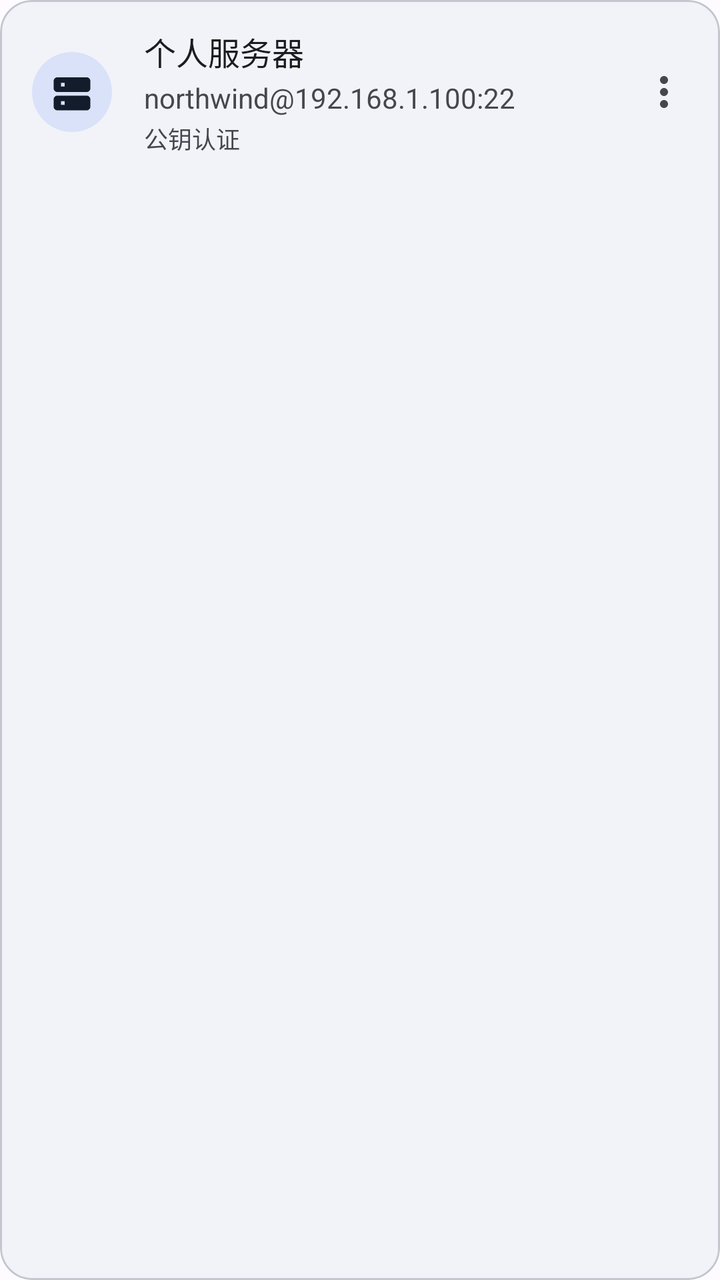
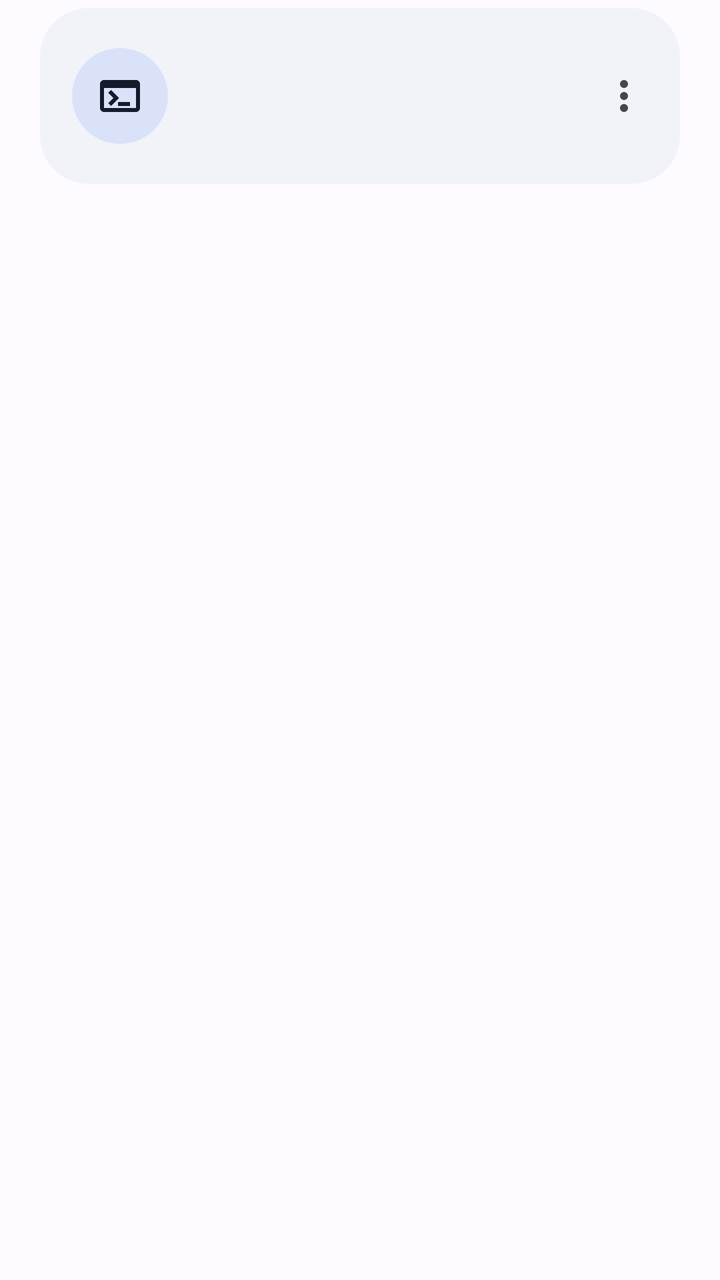

Compare the two renders of this Android layout. The source of the first and the diff that turns it into the second are given below.
<!-- AndroidManifest.xml: application theme AppTheme -->
<!-- res/layout/item_host_card.xml -->
<?xml version="1.0" encoding="utf-8"?>
<com.google.android.material.card.MaterialCardView
    xmlns:android="http://schemas.android.com/apk/res/android"
    xmlns:app="http://schemas.android.com/apk/res-auto"
    android:id="@+id/card_host"
    android:layout_width="match_parent"
    android:layout_height="wrap_content"
    android:layout_marginStart="16dp"
    android:layout_marginTop="4dp"
    android:layout_marginEnd="16dp"
    android:layout_marginBottom="4dp"
    android:clickable="true"
    android:focusable="true"
    app:cardBackgroundColor="?attr/colorSurfaceContainer"
    app:cardCornerRadius="16dp"
    app:cardElevation="0dp"
    app:rippleColor="?attr/colorPrimary">

    <LinearLayout
        android:layout_width="match_parent"
        android:layout_height="wrap_content"
        android:gravity="center_vertical"
        android:orientation="horizontal"
        android:paddingStart="16dp"
        android:paddingTop="14dp"
        android:paddingEnd="8dp"
        android:paddingBottom="14dp">

        
        <FrameLayout
            android:layout_width="40dp"
            android:layout_height="40dp"
            android:background="@drawable/bg_avatar_host">

            <ImageView
                android:layout_width="22dp"
                android:layout_height="22dp"
                android:layout_gravity="center"
                android:contentDescription="@null"
                android:src="@drawable/ic_server"
                app:tint="?attr/colorOnSecondaryContainer" />
        </FrameLayout>

        
        <LinearLayout
            android:layout_width="0dp"
            android:layout_height="wrap_content"
            android:layout_marginStart="16dp"
            android:layout_weight="1"
            android:orientation="vertical">

            <TextView
                android:id="@+id/tv_host_title"
                android:layout_width="wrap_content"
                android:layout_height="wrap_content"
                android:ellipsize="end"
                android:fontFamily="sans-serif-medium"
                android:singleLine="true"
                android:text="个人服务器"
                android:textColor="?attr/colorOnSurface"
                android:textSize="16sp" />

            <TextView
                android:id="@+id/tv_host_endpoint"
                android:layout_width="wrap_content"
                android:layout_height="wrap_content"
                android:layout_marginTop="2dp"
                android:ellipsize="end"
                android:singleLine="true"
                android:text="northwind@192.168.1.100:22"
                android:textColor="?attr/colorOnSurfaceVariant"
                android:textSize="14sp" />

            <TextView
                android:id="@+id/tv_host_meta"
                android:layout_width="wrap_content"
                android:layout_height="wrap_content"
                android:layout_marginTop="2dp"
                android:ellipsize="end"
                android:singleLine="true"
                android:text="公钥认证"
                android:textColor="?attr/colorOnSurfaceVariant"
                android:textSize="12sp" />
        </LinearLayout>

        <ImageButton
            android:id="@+id/btn_host_more"
            android:layout_width="40dp"
            android:layout_height="40dp"
            android:background="?attr/selectableItemBackgroundBorderless"
            android:contentDescription="操作选项"
            android:padding="8dp"
            android:src="@drawable/ic_more_vert"
            app:tint="?attr/colorOnSurfaceVariant" />
    </LinearLayout>

</com.google.android.material.card.MaterialCardView>
<!-- resources referenced by this layout -->
<resources>
  <!-- drawable ic_server (drawable) -->
  <vector xmlns:android="http://schemas.android.com/apk/res/android"
      android:width="24dp"
      android:height="24dp"
      android:viewportWidth="24"
      android:viewportHeight="24">
      <path
          android:fillColor="@color/md_theme_primary"
          android:pathData="M4,4h16c1.1,0 2,0.9 2,2v4c0,1.1 -0.9,2 -2,2H4c-1.1,0 -2,-0.9 -2,-2V6c0,-1.1 0.9,-2 2,-2zM4,14h16c1.1,0 2,0.9 2,2v4c0,1.1 -0.9,2 -2,2H4c-1.1,0 -2,-0.9 -2,-2v-4c0,-1.1 0.9,-2 2,-2zM6,9h2V7H6v2zM6,19h2v-2H6v2z" />
  </vector>
  <style name="AppTheme" parent="Theme.Material3.DayNight.NoActionBar">
          <item name="colorPrimary">@color/md_theme_primary</item>
          <item name="colorOnPrimary">@color/md_theme_onPrimary</item>
          <item name="colorPrimaryContainer">@color/md_theme_primaryContainer</item>
          <item name="colorOnPrimaryContainer">@color/md_theme_onPrimaryContainer</item>
  
          <item name="colorSecondary">@color/md_theme_secondary</item>
          <item name="colorOnSecondary">@color/md_theme_onSecondary</item>
          <item name="colorSecondaryContainer">@color/md_theme_secondaryContainer</item>
          <item name="colorOnSecondaryContainer">@color/md_theme_onSecondaryContainer</item>
  
          <item name="colorTertiary">@color/md_theme_tertiary</item>
          <item name="colorOnTertiary">@color/md_theme_onTertiary</item>
          <item name="colorTertiaryContainer">@color/md_theme_tertiaryContainer</item>
          <item name="colorOnTertiaryContainer">@color/md_theme_onTertiaryContainer</item>
  
          <item name="colorError">@color/md_theme_error</item>
          <item name="colorOnError">@color/md_theme_onError</item>
          <item name="colorErrorContainer">@color/md_theme_errorContainer</item>
          <item name="colorOnErrorContainer">@color/md_theme_onErrorContainer</item>
  
          <item name="colorSurface">@color/md_theme_surface</item>
          <item name="colorOnSurface">@color/md_theme_onSurface</item>
          <item name="colorSurfaceVariant">@color/md_theme_surfaceVariant</item>
          <item name="colorOnSurfaceVariant">@color/md_theme_onSurfaceVariant</item>
          <item name="colorSurfaceContainerLowest">@color/md_theme_surfaceContainerLowest</item>
          <item name="colorSurfaceContainerLow">@color/md_theme_surfaceContainerLow</item>
          <item name="colorSurfaceContainer">@color/md_theme_surfaceContainer</item>
          <item name="colorSurfaceContainerHigh">@color/md_theme_surfaceContainerHigh</item>
          <item name="colorSurfaceContainerHighest">@color/md_theme_surfaceContainerHighest</item>
          <item name="colorOnBackground">@color/md_theme_onBackground</item>
          <item name="colorOutline">@color/md_theme_outline</item>
          <item name="colorOutlineVariant">@color/md_theme_outlineVariant</item>
  
          <item name="android:windowBackground">@color/md_theme_surface</item>
          <item name="android:statusBarColor">@android:color/transparent</item>
          <item name="android:navigationBarColor">@android:color/transparent</item>
  
          <item name="bottomSheetDialogTheme">@style/PixelBottomSheetDialogTheme</item>
          <item name="materialAlertDialogTheme">@style/PixelAlertDialogTheme</item>
      </style>
  <color name="md_theme_primary">#0B57D0</color>
  <color name="md_theme_onPrimary">#FFFFFF</color>
  <color name="md_theme_secondary">#565E71</color>
  <color name="md_theme_onSecondary">#FFFFFF</color>
  <color name="md_theme_tertiary">#146C2E</color>
  <color name="md_theme_onTertiary">#FFFFFF</color>
  <color name="md_theme_error">#BA1A1A</color>
  <color name="md_theme_onError">#FFFFFF</color>
  <color name="md_theme_surface">#FDFBFF</color>
  <color name="md_theme_onSurface">#1A1C1E</color>
  <color name="md_theme_outline">#74777F</color>
  <!-- unchanged entries left out for length: 24 -->
</resources>

<!-- the commit's change to res/layout/item_host_card.xml (unified diff, before → after) -->
@@ -1,97 +1,76 @@
 <?xml version="1.0" encoding="utf-8"?>
-<com.google.android.material.card.MaterialCardView
+<FrameLayout
     xmlns:android="http://schemas.android.com/apk/res/android"
     xmlns:app="http://schemas.android.com/apk/res-auto"
-    android:id="@+id/card_host"
     android:layout_width="match_parent"
     android:layout_height="wrap_content"
-    android:layout_marginStart="16dp"
-    android:layout_marginTop="4dp"
-    android:layout_marginEnd="16dp"
-    android:layout_marginBottom="4dp"
-    android:clickable="true"
-    android:focusable="true"
-    app:cardBackgroundColor="?attr/colorSurfaceContainer"
-    app:cardCornerRadius="16dp"
-    app:cardElevation="0dp"
-    app:rippleColor="?attr/colorPrimary">
-
-    <LinearLayout
+    android:paddingStart="20dp"
+    android:paddingEnd="20dp"
+    android:paddingTop="4dp"
+    android:paddingBottom="4dp">
+    <com.google.android.material.card.MaterialCardView
+        android:id="@+id/card_host"
         android:layout_width="match_parent"
         android:layout_height="wrap_content"
-        android:gravity="center_vertical"
-        android:orientation="horizontal"
-        android:paddingStart="16dp"
-        android:paddingTop="14dp"
-        android:paddingEnd="8dp"
-        android:paddingBottom="14dp">
+        android:clickable="true"
+        android:focusable="true"
+        app:cardBackgroundColor="?attr/colorSurfaceContainer"
+        app:cardCornerRadius="24dp"
+        app:cardElevation="0dp"
+        app:strokeWidth="0dp">
+        <LinearLayout
+            android:layout_width="match_parent"
+            android:layout_height="wrap_content"
+            android:minHeight="88dp"
+            android:gravity="center_vertical"
+            android:paddingStart="16dp"
+            android:paddingTop="16dp"
+            android:paddingBottom="16dp"
+            android:paddingEnd="4dp">
+            <ImageView
+                android:layout_width="48dp"
+                android:layout_height="48dp"
+                android:background="@drawable/bg_avatar_host"
+                android:padding="12dp"
+                android:src="@drawable/ic_terminal"
+                app:tint="?attr/colorOnSecondaryContainer"
+                android:contentDescription="@null" />
+            <LinearLayout
+                android:layout_width="0dp"
+                android:layout_height="wrap_content"
+                android:layout_weight="1"
+                android:layout_marginStart="16dp"
+                android:orientation="vertical">
+                <TextView
+                    android:layout_width="match_parent"
+                    android:layout_height="wrap_content"
+                    android:text=""
+                    android:textSize="20sp"
+                    android:textColor="?attr/colorOnSurface"
+                    android:id="@+id/tv_host_title"
+                    android:maxLines="1"
+                    android:ellipsize="end" />
+                <TextView
+                    android:layout_width="match_parent"
+                    android:layout_height="wrap_content"
+                    android:text=""
+                    android:textSize="14sp"
+                    android:textColor="?attr/colorOnSurfaceVariant"
+                    android:id="@+id/tv_host_endpoint"
+                    android:layout_marginTop="4dp"
+                    android:maxLines="1"
+                    android:ellipsize="middle" />
 
-        
-        <FrameLayout
-            android:layout_width="40dp"
-            android:layout_height="40dp"
-            android:background="@drawable/bg_avatar_host">
-
-            <ImageView
-                android:layout_width="22dp"
-                android:layout_height="22dp"
-                android:layout_gravity="center"
-                android:contentDescription="@null"
-                android:src="@drawable/ic_server"
-                app:tint="?attr/colorOnSecondaryContainer" />
-        </FrameLayout>
-
-        
-        <LinearLayout
-            android:layout_width="0dp"
-            android:layout_height="wrap_content"
-            android:layout_marginStart="16dp"
-            android:layout_weight="1"
-            android:orientation="vertical">
-
-            <TextView
-                android:id="@+id/tv_host_title"
-                android:layout_width="wrap_content"
-                android:layout_height="wrap_content"
-                android:ellipsize="end"
-                android:fontFamily="sans-serif-medium"
-                android:singleLine="true"
-                android:text="个人服务器"
-                android:textColor="?attr/colorOnSurface"
-                android:textSize="16sp" />
-
-            <TextView
-                android:id="@+id/tv_host_endpoint"
-                android:layout_width="wrap_content"
-                android:layout_height="wrap_content"
-                android:layout_marginTop="2dp"
-                android:ellipsize="end"
-                android:singleLine="true"
-                android:text="northwind@192.168.1.100:22"
-                android:textColor="?attr/colorOnSurfaceVariant"
-                android:textSize="14sp" />
-
-            <TextView
-                android:id="@+id/tv_host_meta"
-                android:layout_width="wrap_content"
-                android:layout_height="wrap_content"
-                android:layout_marginTop="2dp"
-                android:ellipsize="end"
-                android:singleLine="true"
-                android:text="公钥认证"
-                android:textColor="?attr/colorOnSurfaceVariant"
-                android:textSize="12sp" />
+            </LinearLayout>
+            <ImageButton
+                android:id="@+id/btn_host_more"
+                android:layout_width="48dp"
+                android:layout_height="48dp"
+                android:padding="12dp"
+                android:src="@drawable/ic_more_vert"
+                app:tint="?attr/colorOnSurfaceVariant"
+                android:contentDescription="@string/more_actions"
+                android:background="?attr/selectableItemBackgroundBorderless" />
         </LinearLayout>
-
-        <ImageButton
-            android:id="@+id/btn_host_more"
-            android:layout_width="40dp"
-            android:layout_height="40dp"
-            android:background="?attr/selectableItemBackgroundBorderless"
-            android:contentDescription="操作选项"
-            android:padding="8dp"
-            android:src="@drawable/ic_more_vert"
-            app:tint="?attr/colorOnSurfaceVariant" />
-    </LinearLayout>
-
-</com.google.android.material.card.MaterialCardView>
+    </com.google.android.material.card.MaterialCardView>
+</FrameLayout>
<!-- resource entries referenced after the edit -->
@@ -1,16 +1,18 @@
 <!-- resources referenced by this layout -->
 <resources>
-  <!-- drawable ic_server (drawable) -->
+  <!-- drawable ic_terminal (drawable) -->
   <vector xmlns:android="http://schemas.android.com/apk/res/android"
       android:width="24dp"
       android:height="24dp"
       android:viewportWidth="24"
       android:viewportHeight="24">
       <path
-          android:fillColor="@color/md_theme_primary"
-          android:pathData="M4,4h16c1.1,0 2,0.9 2,2v4c0,1.1 -0.9,2 -2,2H4c-1.1,0 -2,-0.9 -2,-2V6c0,-1.1 0.9,-2 2,-2zM4,14h16c1.1,0 2,0.9 2,2v4c0,1.1 -0.9,2 -2,2H4c-1.1,0 -2,-0.9 -2,-2v-4c0,-1.1 0.9,-2 2,-2zM6,9h2V7H6v2zM6,19h2v-2H6v2z" />
+          android:fillColor="@color/md_theme_onSurfaceVariant"
+          android:pathData="M20,4H4C2.89,4 2,4.9 2,6v12c0,1.1 0.89,2 2,2h16c1.1,0 2,-0.9 2,-2V6C22,4.9 21.1,4 20,4zM20,18H4V8h16V18zM7.5,17l-1.41,-1.41L8.67,13l-2.59,-2.59L7.5,9l4,4L7.5,17zM11,17h6v-2h-6V17z" />
   </vector>
-  <style name="AppTheme" parent="Theme.Material3.DayNight.NoActionBar">
+  <string name="more_actions">更多操作</string>
+  <style name="AppTheme" parent="BaseAppTheme" />
+  <style name="BaseAppTheme" parent="Theme.Material3.DayNight.NoActionBar">
           <item name="colorPrimary">@color/md_theme_primary</item>
           <item name="colorOnPrimary">@color/md_theme_onPrimary</item>
           <item name="colorPrimaryContainer">@color/md_theme_primaryContainer</item>
@@ -44,9 +46,10 @@
           <item name="colorOutline">@color/md_theme_outline</item>
           <item name="colorOutlineVariant">@color/md_theme_outlineVariant</item>
   
-          <item name="android:windowBackground">@color/md_theme_surface</item>
+          <item name="android:windowLightStatusBar">@bool/light_system_bars</item>
+          <item name="android:windowBackground">?attr/colorSurface</item>
           <item name="android:statusBarColor">@android:color/transparent</item>
-          <item name="android:navigationBarColor">@android:color/transparent</item>
+          <item name="android:navigationBarColor">@color/term_surface</item>
   
           <item name="bottomSheetDialogTheme">@style/PixelBottomSheetDialogTheme</item>
           <item name="materialAlertDialogTheme">@style/PixelAlertDialogTheme</item>
@@ -62,6 +65,7 @@
   <color name="md_theme_surface">#FDFBFF</color>
   <color name="md_theme_onSurface">#1A1C1E</color>
   <color name="md_theme_outline">#74777F</color>
+  <color name="term_surface">#111318</color>
   <!-- unchanged entries left out for length: 24 -->
 </resources>
 
